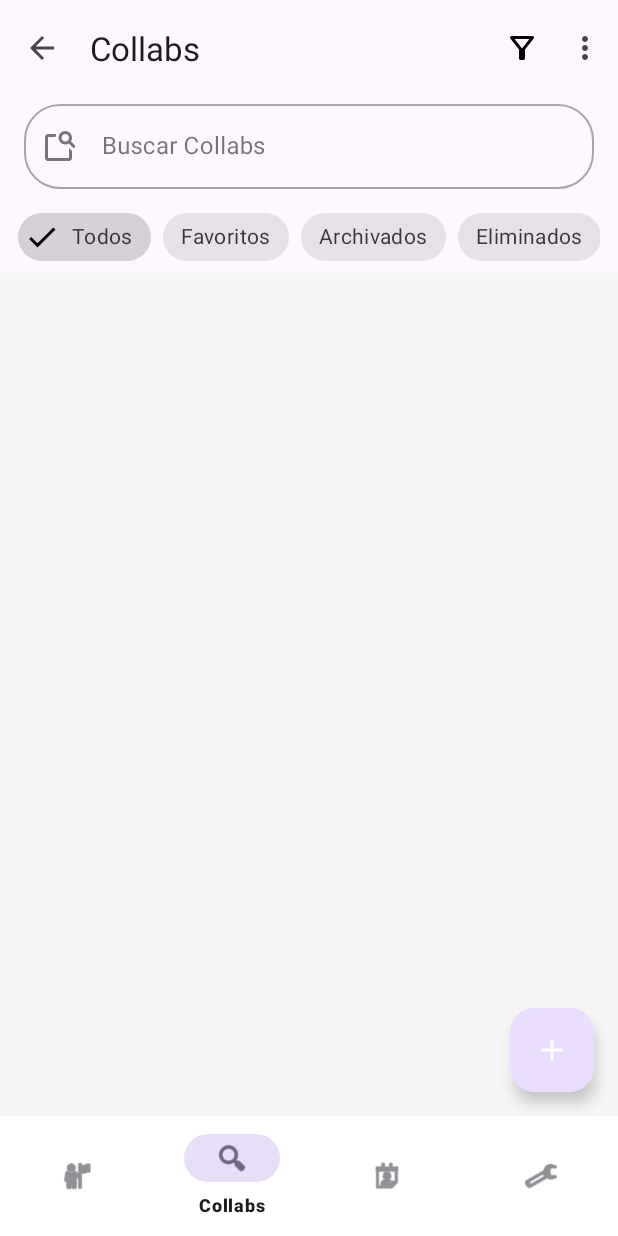
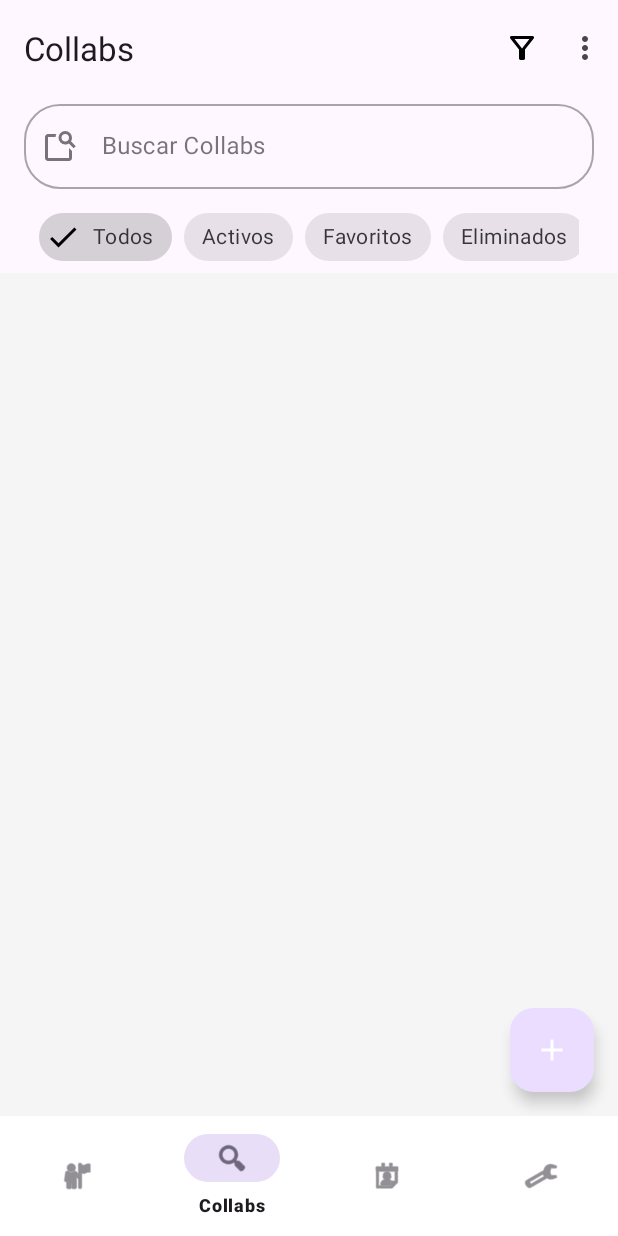
Before and after one commit to alex-boni/PAD-2025-26-G02-CollabUp, an Android app: the screen it shows after launch once a user with an empty profile is signed in (AppController), item 2 of the bottom bar chosen, on a phone screen of 412 x 824 dp. Run offline under Robolectric (Android 15) with nearby library versions, the phone set to English and light mode, and no system bars; our stand-ins replace Firebase (no records; nobody signed in at launch, a user with empty details on screens opened directly).

Commit message:
implements Collabs filters and add new state atribute in Collab

```diff
--- a/app/src/main/java/es/ucm/fdi/pad/collabup/controlador/fragmento/CollabListFragment.java
+++ b/app/src/main/java/es/ucm/fdi/pad/collabup/controlador/fragmento/CollabListFragment.java
@@ -5,12 +5,16 @@ import androidx.fragment.app.Fragment;
 import androidx.recyclerview.widget.LinearLayoutManager;
 import androidx.recyclerview.widget.RecyclerView;
 
+import android.text.Editable;
+import android.text.TextWatcher;
 import android.view.LayoutInflater;
 import android.view.View;
 import android.view.ViewGroup;
 import android.widget.Toast;
 
+import com.google.android.material.chip.ChipGroup;
 import com.google.android.material.floatingactionbutton.FloatingActionButton;
+import com.google.android.material.textfield.TextInputEditText;
 import com.google.firebase.auth.FirebaseAuth;
 import com.google.firebase.auth.FirebaseUser;
 
@@ -26,6 +30,11 @@ import es.ucm.fdi.pad.collabup.modelo.interfaz.OnDataLoadedCallback;
 public class CollabListFragment extends Fragment implements OnCollabClickListener {
 
     private static final String RESULT_KEY = "collab_created";
+    private TextInputEditText searchEditText;
+    private ChipGroup filterChipGroup;
+    private List<Collab> originalCollabs;
+
+    private String currentFilter = "all";
 
     public CollabListFragment() {
     }
@@ -41,7 +50,7 @@ public class CollabListFragment extends Fragment implements OnCollabClickListene
 
     private RecyclerView recyclerView;
     private CardAdapter adapter;
-    private List<Collab> items;
+    private List<Collab> collabs;
     private FirebaseAuth mAuth;
 
     @Override
@@ -51,13 +60,18 @@ public class CollabListFragment extends Fragment implements OnCollabClickListene
 
         mAuth = FirebaseAuth.getInstance();
 
+        searchEditText = view.findViewById(R.id.searchEditText);
+        filterChipGroup = view.findViewById(R.id.filterChipGroup);
         recyclerView = view.findViewById(R.id.recyclerViewCollab);
         recyclerView.setLayoutManager(new LinearLayoutManager(getContext()));
 
-        items = new ArrayList<>();
-        adapter = new CardAdapter(items, this);
+        collabs = new ArrayList<>();
+        originalCollabs= new ArrayList<>();
+        adapter = new CardAdapter(collabs, this);
         recyclerView.setAdapter(adapter);
 
+        setupSearchListener();
+        setupFilterListener();
         cargarCollabsDesdeFirestore();
         setupFragmentResultListener();
 
@@ -75,7 +89,7 @@ public class CollabListFragment extends Fragment implements OnCollabClickListene
         FirebaseUser currentUser = mAuth.getCurrentUser();
         String userId;
 
-        if (currentUser == null) {
+        if (currentUser != null) {
             userId = "temp_user_dev";
             Toast.makeText(getContext(), "Modo desarrollo: cargando collabs de usuario temporal", Toast.LENGTH_SHORT).show();
         } else {
@@ -86,8 +100,10 @@ public class CollabListFragment extends Fragment implements OnCollabClickListene
         collabDAO.obtenerCollabsDelUsuario(userId, new OnDataLoadedCallback<ArrayList<Collab>>() {
             @Override
             public void onSuccess(ArrayList<Collab> collabs) {
-                items.clear();
-                items.addAll(collabs);
+                CollabListFragment.this.collabs.clear();
+                CollabListFragment.this.collabs.addAll(collabs);
+                originalCollabs.clear();
+                originalCollabs.addAll(collabs);
                 adapter.notifyDataSetChanged();
 
                 if (collabs.isEmpty()) {
@@ -126,4 +142,76 @@ public class CollabListFragment extends Fragment implements OnCollabClickListene
                 .commit();
         Toast.makeText(getContext(), "Abriendo Collab: " + collab.getNombre(), Toast.LENGTH_SHORT).show();
     }
+
+    private void setupSearchListener() {
+        searchEditText.addTextChangedListener(new TextWatcher() {
+            @Override
+            public void beforeTextChanged(CharSequence s, int start, int count, int after) {}
+
+            @Override
+            public void onTextChanged(CharSequence s, int start, int before, int count) {
+                // Aplicar el filtro de búsqueda cada vez que el texto cambia
+                applyFilterAndSearch(s.toString(), currentFilter);
+            }
+
+            @Override
+            public void afterTextChanged(Editable s) {}
+        });
+    }
+
+    private void setupFilterListener() {
+        filterChipGroup.setOnCheckedStateChangeListener((group, checkedIds) -> {
+            // checkedIds es una lista de IDs. Como tenemos singleSelection="true", solo nos interesa el primero.
+            if (checkedIds.isEmpty()) {
+                // Si el usuario deselecciona un chip (raro en singleSelection), no hacemos nada
+                return;
+            }
+
+            int checkedId = checkedIds.get(0); // Obtenemos el ID del chip seleccionado
+
+            // 1. Determinar el nuevo filtro
+            if (checkedId == R.id.chipAll) {
+                currentFilter = "all";
+            } else if (checkedId == R.id.chipFavorites) {
+                currentFilter = "favorites";
+            } else if (checkedId == R.id.chipActives) {
+                currentFilter = "actives";
+            } else if (checkedId == R.id.chipDeleted) {
+                currentFilter = "deleted";
+            }
+
+            String query = searchEditText.getText() != null ? searchEditText.getText().toString() : "";
+            applyFilterAndSearch(query, currentFilter);
+        });
+    }
+    private void applyFilterAndSearch(String query, String filterType) {
+        List<Collab> filteredList = new ArrayList<>();
+
+        for (Collab collab : originalCollabs) {
+            boolean matchesFilter = false;
+            switch (filterType) {
+                case "all":
+                    matchesFilter = true; // El filtro "todos" no excluye nada
+                    break;
+                case "actives":
+                    matchesFilter = !collab.getEstado().toLowerCase().contains("eliminado");
+                    break;
+                case "favorites":
+                    matchesFilter = collab.getEstado().toLowerCase().contains("favorito");
+                    break;
+                case "deleted":
+                    matchesFilter = collab.getEstado().toLowerCase().contains("eliminado");
+                    break;
+            }
+
+            if (matchesFilter) {
+                if (query.isEmpty() || collab.getNombre().toLowerCase().contains(query.toLowerCase()) || collab.getDescripcion().toLowerCase().contains(query.toLowerCase())) {
+                    filteredList.add(collab);
+                }
+            }
+        }
+        collabs.clear();
+        collabs.addAll(filteredList);
+        adapter.notifyDataSetChanged();
+    }
 }
--- a/app/src/main/java/es/ucm/fdi/pad/collabup/modelo/Collab.java
+++ b/app/src/main/java/es/ucm/fdi/pad/collabup/modelo/Collab.java
@@ -30,10 +30,13 @@ public class Collab implements DAO<Collab> {
     private Date fechaCreacion;
     private ArrayList<String> miembros;
 
+    private String estado;
+
     public Collab() {
         db = FirebaseFirestore.getInstance();
         this.miembros = new ArrayList<>();
         this.fechaCreacion = new Date();
+        this.estado = "all";
     }
 
     public Collab(String nombre, String descripcion, String imageUri, String creadorId) {
@@ -44,6 +47,7 @@ public class Collab implements DAO<Collab> {
         this.creadorId = creadorId;
         this.miembros = new ArrayList<>();
         this.miembros.add(creadorId);
+        this.estado = "all";
     }
 
     @Override
@@ -80,6 +84,7 @@ public class Collab implements DAO<Collab> {
         collabData.put("creadorId", this.creadorId);
         collabData.put("fechaCreacion", this.fechaCreacion);
         collabData.put("miembros", this.miembros);
+        collabData.put("estado", this.estado);
 
         db.collection("collabs").add(collabData)
                 .addOnSuccessListener(new OnSuccessListener<DocumentReference>() {
@@ -254,6 +259,12 @@ public class Collab implements DAO<Collab> {
     public void setMiembros(ArrayList<String> miembros) {
         this.miembros = miembros;
     }
+    public String getEstado() {
+        return estado;
+    }
+    public void setEstado(String estado) {
+        this.estado = estado;
+    }
 
     @Override
     public String toString() {
--- a/app/src/main/res/layout/fragment_collab_list_layout.xml
+++ b/app/src/main/res/layout/fragment_collab_list_layout.xml
@@ -16,7 +16,6 @@
             android:layout_width="match_parent"
             android:layout_height="?attr/actionBarSize"
             app:title="@string/title_collabs"
-            app:navigationIcon="?attr/homeAsUpIndicator"
             app:menu="@menu/collab_options_menu"
             app:popupTheme="@style/ThemeOverlay.AppCompat.Light"
             app:layout_scrollFlags="scroll|enterAlways" />
@@ -48,7 +47,7 @@
         <HorizontalScrollView
             android:layout_width="match_parent"
             android:layout_height="wrap_content"
-            android:paddingHorizontal="12dp"
+            android:paddingHorizontal="26dp"
             android:scrollbars="none"
             app:layout_scrollFlags="scroll|enterAlways">
 
@@ -67,18 +66,18 @@
                     android:text="@string/chip_all" />
 
                 <com.google.android.material.chip.Chip
+                    android:id="@+id/chipActives"
+                    style="@style/Widget.MaterialComponents.Chip.Filter"
+                    android:layout_width="wrap_content"
+                    android:layout_height="wrap_content"
+                    android:text="@string/chip_actives" />
+
+                <com.google.android.material.chip.Chip
                     android:id="@+id/chipFavorites"
                     style="@style/Widget.MaterialComponents.Chip.Filter"
                     android:layout_width="wrap_content"
                     android:layout_height="wrap_content"
                     android:text="@string/chip_favorites" />
-
-                <com.google.android.material.chip.Chip
-                    android:id="@+id/chipArchived"
-                    style="@style/Widget.MaterialComponents.Chip.Filter"
-                    android:layout_width="wrap_content"
-                    android:layout_height="wrap_content"
-                    android:text="@string/chip_archived" />
 
                 <com.google.android.material.chip.Chip
                     android:id="@+id/chipDeleted"
--- a/app/src/main/res/values/strings.xml
+++ b/app/src/main/res/values/strings.xml
@@ -9,7 +9,7 @@
     <string name="hint_search_collab">Buscar Collabs</string>
     <string name="chip_all">Todos</string>
     <string name="chip_favorites">Favoritos</string>
-    <string name="chip_archived">Archivados</string>
+    <string name="chip_actives">Activos</string>
     <string name="no_collabs_found">No se encontraron collabs.</string>
     <string name="chip_deleted">Eliminados</string>
 </resources>
```
Also changed, not shown: app/src/main/java/es/ucm/fdi/pad/collabup/controlador/fragmento/CollabDetailFragment.java (+6 -7 lines).
